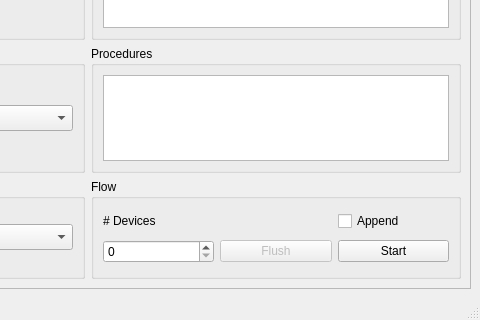
Above: iblrig/gui/wizard.ui from int-brain-lab/iblrig before the change; both pictures show x 258 to 738 and y 125 to 445 of the 738 by 445 pixel window. Below: the same form after it.
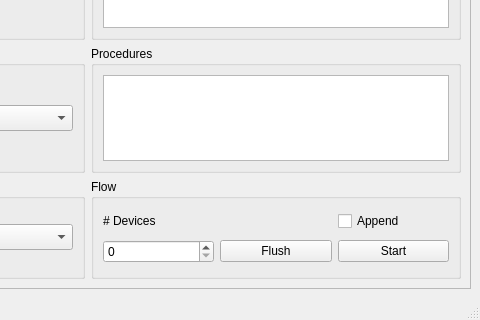
That is the form after the change.

Commit message: functionality for flush button

```diff
--- a/iblrig/gui/wizard.ui
+++ b/iblrig/gui/wizard.ui
@@ -173,11 +173,14 @@
           <item row="2" column="1">
            <widget class="QPushButton" name="uiPushFlush">
             <property name="enabled">
-             <bool>false</bool>
+             <bool>true</bool>
             </property>
             <property name="text">
              <string>Flush</string>
             </property>
+            <property name="checkable">
+             <bool>true</bool>
+            </property>
            </widget>
           </item>
           <item row="0" column="0">
```
The commit also changes 4 other files.
